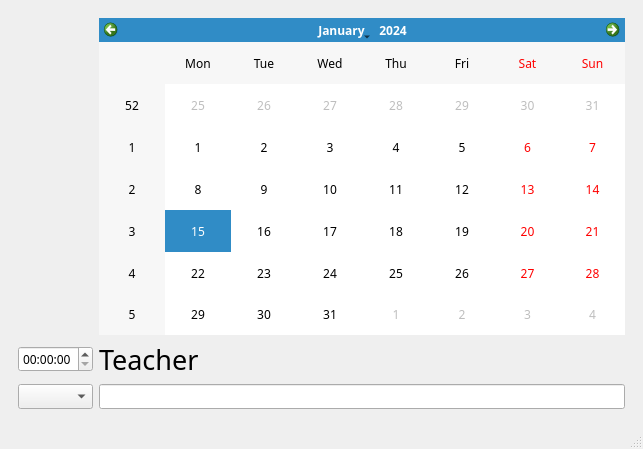
This is ui/Teacher.ui in Desmond121/CEESS as Qt 5 draws it before an edit. The edited form follows.
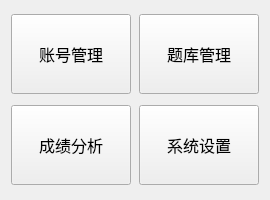
This is the edited form.

```diff
--- a/ui/Teacher.ui
+++ b/ui/Teacher.ui
@@ -6,8 +6,8 @@
    <rect>
     <x>0</x>
     <y>0</y>
-    <width>643</width>
-    <height>449</height>
+    <width>270</width>
+    <height>200</height>
    </rect>
   </property>
   <property name="font">
@@ -19,47 +19,109 @@
    <string>CEESS-教师端</string>
   </property>
   <widget class="QWidget" name="centralwidget">
-   <layout class="QHBoxLayout" name="horizontalLayout">
-    <item>
-     <widget class="QStackedWidget" name="stackedWidget">
-      <property name="currentIndex">
-       <number>1</number>
+   <layout class="QGridLayout" name="gridLayout">
+    <item row="0" column="1">
+     <widget class="QPushButton" name="btnTestManage">
+      <property name="sizePolicy">
+       <sizepolicy hsizetype="Fixed" vsizetype="Fixed">
+        <horstretch>0</horstretch>
+        <verstretch>0</verstretch>
+       </sizepolicy>
       </property>
-      <widget class="QWidget" name="page"/>
-      <widget class="QWidget" name="page_2">
-       <layout class="QGridLayout" name="gridLayout">
-        <item row="2" column="0">
-         <widget class="QComboBox" name="comboBox"/>
-        </item>
-        <item row="2" column="2">
-         <widget class="QLineEdit" name="lineEdit"/>
-        </item>
-        <item row="1" column="0">
-         <widget class="QTimeEdit" name="timeEdit"/>
-        </item>
-        <item row="1" column="2">
-         <widget class="QLabel" name="label">
-          <property name="font">
-           <font>
-            <family>AcadEref</family>
-            <pointsize>20</pointsize>
-           </font>
-          </property>
-          <property name="text">
-           <string>Teacher</string>
-          </property>
-         </widget>
-        </item>
-        <item row="0" column="2">
-         <widget class="QCalendarWidget" name="calendarWidget"/>
-        </item>
-       </layout>
-      </widget>
+      <property name="minimumSize">
+       <size>
+        <width>120</width>
+        <height>80</height>
+       </size>
+      </property>
+      <property name="font">
+       <font>
+        <family>AcadEref</family>
+        <pointsize>12</pointsize>
+       </font>
+      </property>
+      <property name="text">
+       <string>题库管理</string>
+      </property>
+     </widget>
+    </item>
+    <item row="0" column="0">
+     <widget class="QPushButton" name="btnUserManage">
+      <property name="sizePolicy">
+       <sizepolicy hsizetype="Fixed" vsizetype="Fixed">
+        <horstretch>0</horstretch>
+        <verstretch>0</verstretch>
+       </sizepolicy>
+      </property>
+      <property name="minimumSize">
+       <size>
+        <width>120</width>
+        <height>80</height>
+       </size>
+      </property>
+      <property name="font">
+       <font>
+        <family>AcadEref</family>
+        <pointsize>12</pointsize>
+       </font>
+      </property>
+      <property name="text">
+       <string>账号管理</string>
+      </property>
+     </widget>
+    </item>
+    <item row="1" column="0">
+     <widget class="QPushButton" name="btnScoreAnalyse">
+      <property name="sizePolicy">
+       <sizepolicy hsizetype="Fixed" vsizetype="Fixed">
+        <horstretch>0</horstretch>
+        <verstretch>0</verstretch>
+       </sizepolicy>
+      </property>
+      <property name="minimumSize">
+       <size>
+        <width>120</width>
+        <height>80</height>
+       </size>
+      </property>
+      <property name="font">
+       <font>
+        <family>AcadEref</family>
+        <pointsize>12</pointsize>
+       </font>
+      </property>
+      <property name="text">
+       <string>成绩分析</string>
+      </property>
+     </widget>
+    </item>
+    <item row="1" column="1">
+     <widget class="QPushButton" name="btnSetting">
+      <property name="sizePolicy">
+       <sizepolicy hsizetype="Fixed" vsizetype="Fixed">
+        <horstretch>0</horstretch>
+        <verstretch>0</verstretch>
+       </sizepolicy>
+      </property>
+      <property name="minimumSize">
+       <size>
+        <width>120</width>
+        <height>80</height>
+       </size>
+      </property>
+      <property name="font">
+       <font>
+        <family>AcadEref</family>
+        <pointsize>12</pointsize>
+       </font>
+      </property>
+      <property name="text">
+       <string>系统设置</string>
+      </property>
      </widget>
     </item>
    </layout>
   </widget>
-  <widget class="QStatusBar" name="statusbar"/>
  </widget>
  <resources/>
  <connections/>
```
